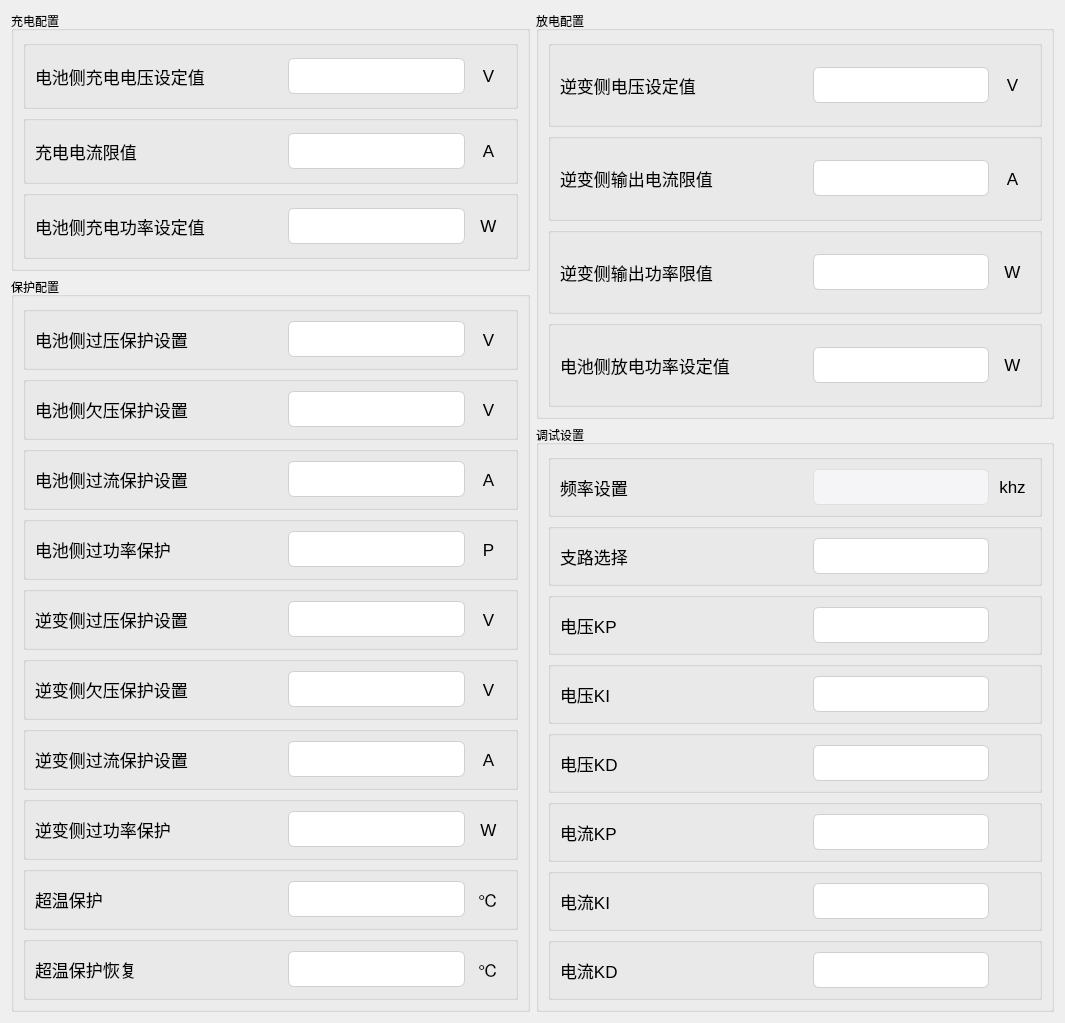
Qt form tformconfig1.ui (Curtain-Wang/ModbusApp) before a commit.
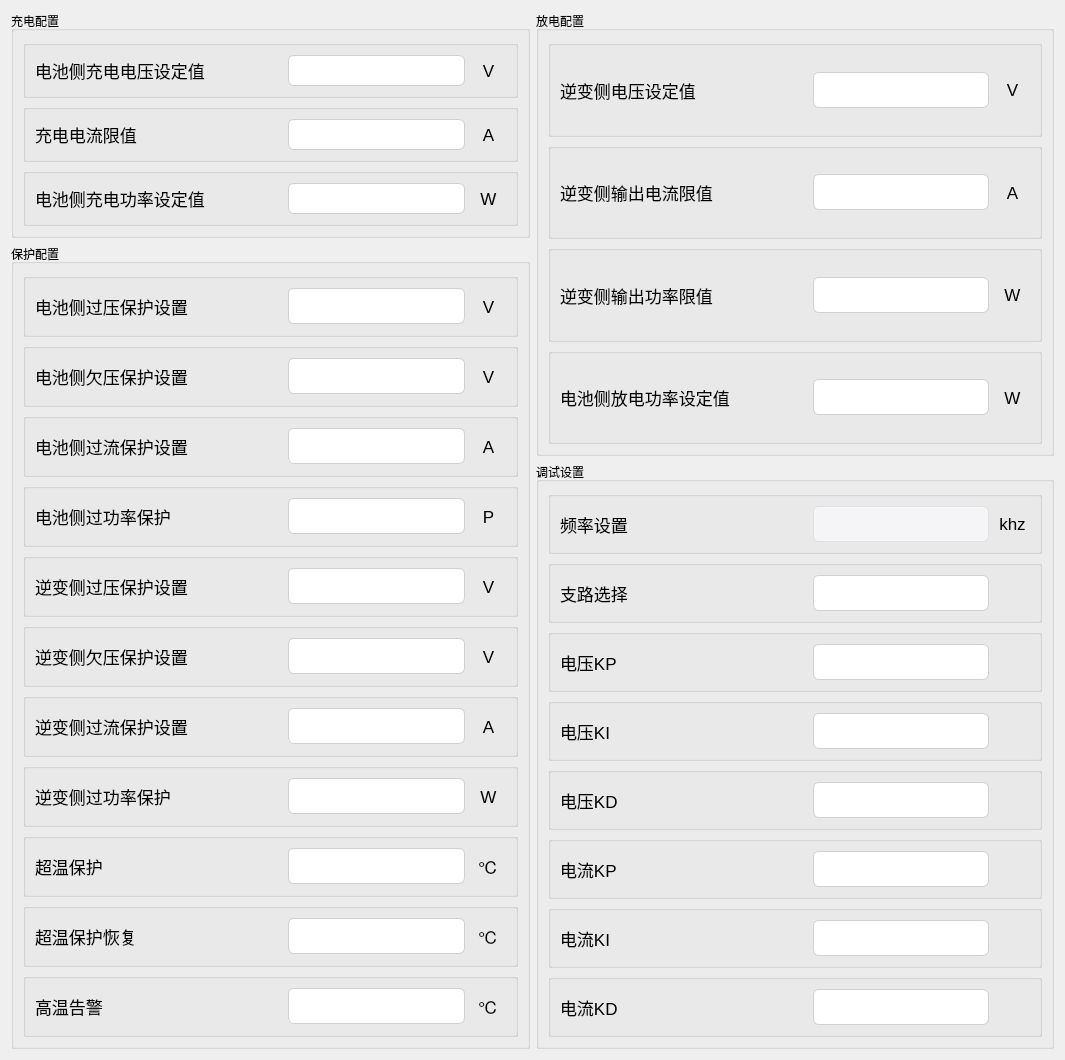
The same form after that commit. Custom widgets are drawn as their Qt base class.

Commit message: 定时记录、累计运行时间调试、新增高温告警

Patch:
```diff
--- a/tformconfig1.ui
+++ b/tformconfig1.ui
@@ -13,8 +13,8 @@
   <property name="windowTitle">
    <string>Form</string>
   </property>
-  <layout class="QHBoxLayout" name="horizontalLayout">
-   <item>
+  <layout class="QGridLayout" name="gridLayout_2">
+   <item row="0" column="0">
     <layout class="QVBoxLayout" name="verticalLayout_5">
      <item>
       <widget class="QGroupBox" name="groupBox">
@@ -1386,12 +1386,119 @@
           </layout>
          </widget>
         </item>
+        <item>
+         <widget class="QGroupBox" name="groupBox_34">
+          <property name="minimumSize">
+           <size>
+            <width>0</width>
+            <height>64</height>
+           </size>
+          </property>
+          <property name="maximumSize">
+           <size>
+            <width>16777215</width>
+            <height>64</height>
+           </size>
+          </property>
+          <property name="title">
+           <string/>
+          </property>
+          <layout class="QHBoxLayout" name="horizontalLayout_42" stretch="7,5,1">
+           <item>
+            <widget class="QLabel" name="label_83">
+             <property name="minimumSize">
+              <size>
+               <width>221</width>
+               <height>31</height>
+              </size>
+             </property>
+             <property name="font">
+              <font>
+               <pointsize>13</pointsize>
+              </font>
+             </property>
+             <property name="text">
+              <string>高温告警</string>
+             </property>
+             <property name="alignment">
+              <set>Qt::AlignLeading|Qt::AlignLeft|Qt::AlignVCenter</set>
+             </property>
+            </widget>
+           </item>
+           <item>
+            <widget class="MyLineEdit" name="h16907">
+             <property name="minimumSize">
+              <size>
+               <width>0</width>
+               <height>31</height>
+              </size>
+             </property>
+             <property name="styleSheet">
+              <string notr="true">QLineEdit {
+    /* 苹果风格的数据展示LineEdit */
+    border: 1px solid #D0D0D0;                  /* 浅灰色边框，模仿macOS的细边框 */
+    border-radius: 6px;                         /* 圆角，符合macOS设计 */
+    padding: 8px 12px;                         /* 内边距，提供舒适的阅读空间 */
+    background-color: #FFFFFF;                 /* 白色背景 */
+    color: #333333;                            /* 深灰色文字，提高可读性 */
+    font-family: &quot;SF Pro Text&quot;, &quot;Helvetica Neue&quot;, &quot;Lucida Grande&quot;, sans-serif; /* macOS系统字体栈 */
+    font-size: 14px;                           /* 默认字体大小 */
+    selection-background-color: #007AFF;       /* 选中文本高亮色 (macOS蓝色) */
+    selection-color: #FFFFFF;                  /* 选中文本颜色 (白色) */
+
+    /* 只读状态下的特殊样式 */
+    /* 注意：Qt中通常使用 setReadOnly(true) 来实现只读，但QSS可以定义其外观 */
+}
+
+/* 当LineEdit获得焦点时 (对于数据展示框，如果不需要焦点效果，可以省略或弱化) */
+QLineEdit:focus {
+    border: 1px solid #007AFF;                 /* 获得焦点时边框变为蓝色 */
+    /* 如果作为纯展示框，也可以移除焦点边框变化 */
+    /* border: 1px solid #D0D0D0; */
+}
+
+/* 禁用状态下的样式 (如果用于展示不可变数据) */
+QLineEdit:disabled {
+    background-color: #F5F5F7;                 /* macOS禁用元素背景色 */
+    color: #A0A0A0;                            /* 禁用文字颜色 */
+    border: 1px solid #E0E0E0;                 /* 禁用边框颜色 */
+}</string>
+             </property>
+             <property name="readOnly">
+              <bool>true</bool>
+             </property>
+            </widget>
+           </item>
+           <item>
+            <widget class="QLabel" name="label_84">
+             <property name="minimumSize">
+              <size>
+               <width>0</width>
+               <height>31</height>
+              </size>
+             </property>
+             <property name="font">
+              <font>
+               <pointsize>13</pointsize>
+              </font>
+             </property>
+             <property name="text">
+              <string>℃</string>
+             </property>
+             <property name="alignment">
+              <set>Qt::AlignCenter</set>
+             </property>
+            </widget>
+           </item>
+          </layout>
+         </widget>
+        </item>
        </layout>
       </widget>
      </item>
     </layout>
    </item>
-   <item>
+   <item row="0" column="1">
     <layout class="QVBoxLayout" name="verticalLayout_4">
      <item>
       <widget class="QGroupBox" name="groupBox_2">
```
The commit also changes 5 other files.
